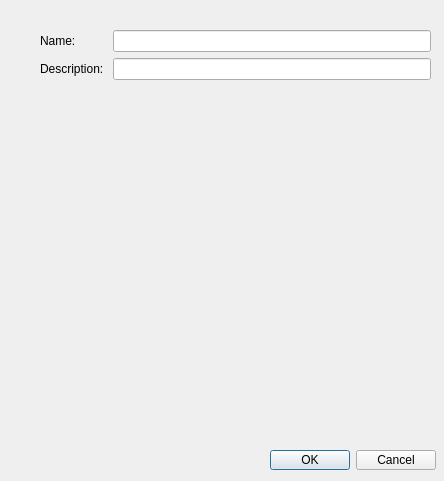
First picture: the form in ui/componentdetails.ui, repository rerpha/NCwidgets, before the edit.
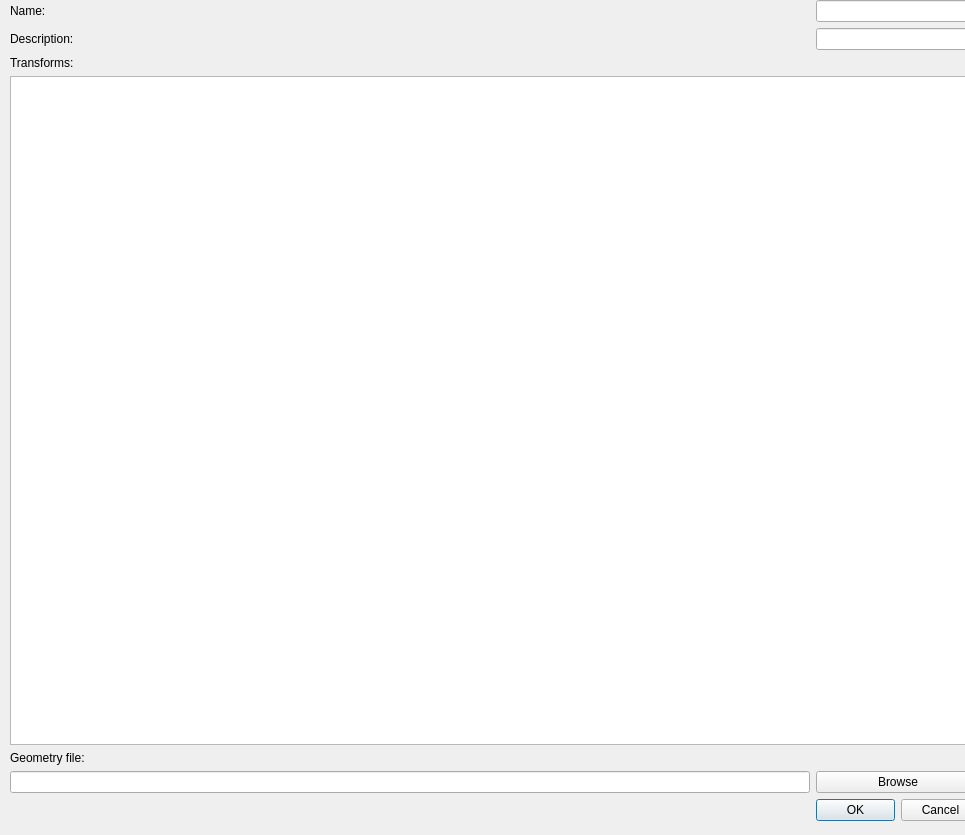
Second picture: the form after the edit.

Commit message: conditional for geometry file

What changed in the file:
```diff
--- a/ui/componentdetails.ui
+++ b/ui/componentdetails.ui
@@ -6,20 +6,26 @@
    <rect>
     <x>0</x>
     <y>0</y>
-    <width>444</width>
-    <height>481</height>
+    <width>965</width>
+    <height>835</height>
    </rect>
   </property>
+  <property name="sizePolicy">
+   <sizepolicy hsizetype="Minimum" vsizetype="Minimum">
+    <horstretch>0</horstretch>
+    <verstretch>0</verstretch>
+   </sizepolicy>
+  </property>
   <property name="windowTitle">
    <string>Component details</string>
   </property>
   <widget class="QWidget" name="formLayoutWidget">
    <property name="geometry">
     <rect>
-     <x>40</x>
-     <y>30</y>
-     <width>391</width>
-     <height>411</height>
+     <x>10</x>
+     <y>0</y>
+     <width>970</width>
+     <height>821</height>
     </rect>
    </property>
    <layout class="QFormLayout" name="formLayout">
@@ -43,24 +49,79 @@
       </property>
      </widget>
     </item>
+    <item row="2" column="0">
+     <widget class="QLabel" name="label_3">
+      <property name="text">
+       <string>Transforms:</string>
+      </property>
+     </widget>
+    </item>
+    <item row="4" column="0" colspan="2">
+     <widget class="QListView" name="listView"/>
+    </item>
+    <item row="6" column="0">
+     <widget class="QLabel" name="geometryfilelabel">
+      <property name="enabled">
+       <bool>true</bool>
+      </property>
+      <property name="text">
+       <string>Geometry file:</string>
+      </property>
+     </widget>
+    </item>
+    <item row="7" column="0">
+     <widget class="QLineEdit" name="geometryfileform">
+      <property name="enabled">
+       <bool>true</bool>
+      </property>
+      <property name="sizePolicy">
+       <sizepolicy hsizetype="Maximum" vsizetype="Fixed">
+        <horstretch>0</horstretch>
+        <verstretch>0</verstretch>
+       </sizepolicy>
+      </property>
+      <property name="minimumSize">
+       <size>
+        <width>800</width>
+        <height>0</height>
+       </size>
+      </property>
+     </widget>
+    </item>
+    <item row="9" column="1">
+     <widget class="QDialogButtonBox" name="buttonBox">
+      <property name="orientation">
+       <enum>Qt::Horizontal</enum>
+      </property>
+      <property name="standardButtons">
+       <set>QDialogButtonBox::Cancel|QDialogButtonBox::Ok</set>
+      </property>
+     </widget>
+    </item>
+    <item row="7" column="1">
+     <widget class="QPushButton" name="geometryfilebrowse">
+      <property name="enabled">
+       <bool>true</bool>
+      </property>
+      <property name="sizePolicy">
+       <sizepolicy hsizetype="Minimum" vsizetype="Fixed">
+        <horstretch>0</horstretch>
+        <verstretch>0</verstretch>
+       </sizepolicy>
+      </property>
+      <property name="maximumSize">
+       <size>
+        <width>300</width>
+        <height>200</height>
+       </size>
+      </property>
+      <property name="text">
+       <string>Browse</string>
+      </property>
+     </widget>
+    </item>
    </layout>
   </widget>
-  <widget class="QDialogButtonBox" name="buttonBox">
-   <property name="geometry">
-    <rect>
-     <x>100</x>
-     <y>450</y>
-     <width>336</width>
-     <height>20</height>
-    </rect>
-   </property>
-   <property name="orientation">
-    <enum>Qt::Horizontal</enum>
-   </property>
-   <property name="standardButtons">
-    <set>QDialogButtonBox::Cancel|QDialogButtonBox::Ok</set>
-   </property>
-  </widget>
  </widget>
  <resources/>
  <connections>
```
The commit also changes 2 other files.
